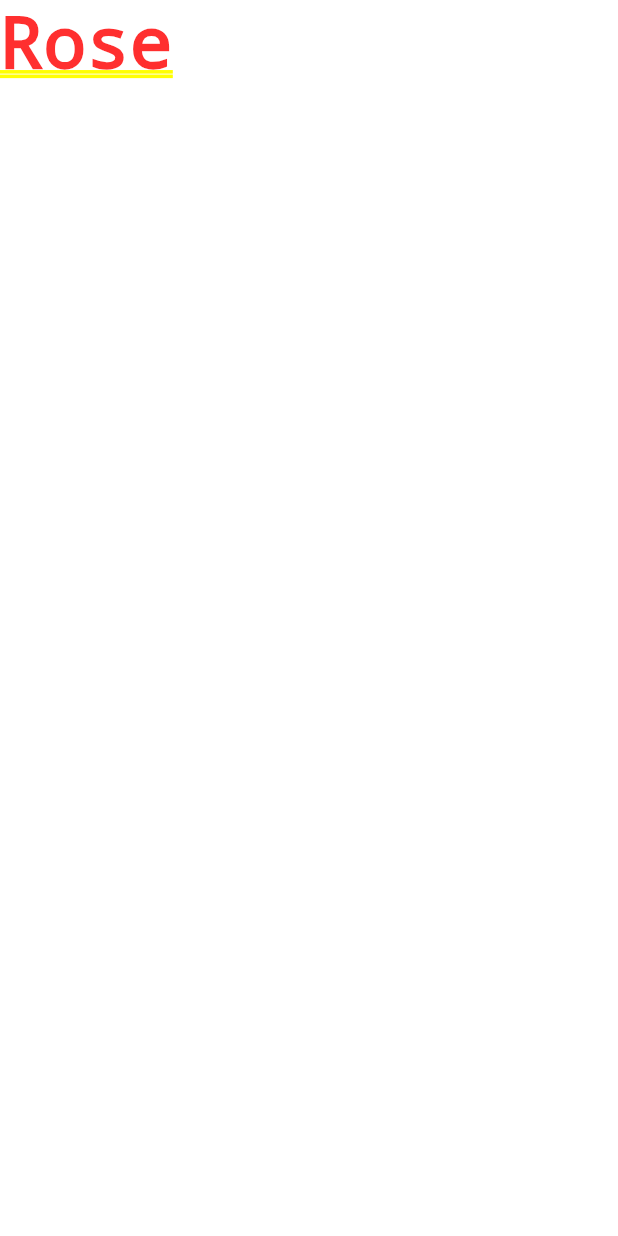
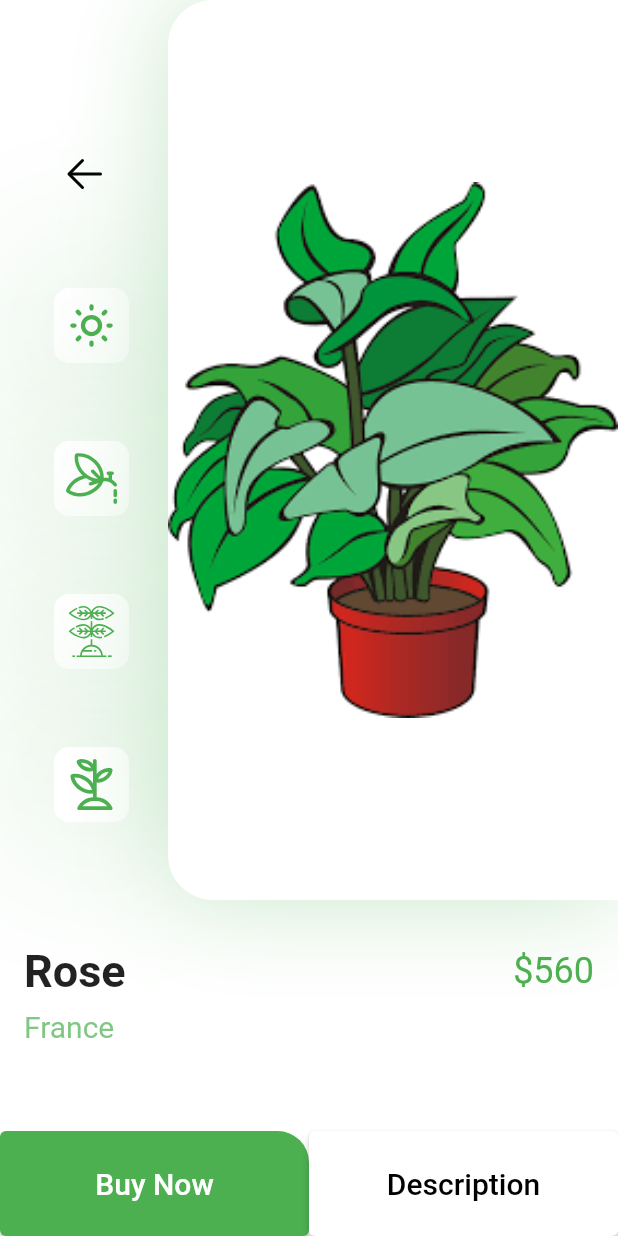
Before and after one commit to biswabikas/plantapp, a Flutter app: the screen it shows after launch, after a tap on "Rose", on a phone screen of 412 x 824 dp. Run offline on Flutter 3.47's test engine with Material 2 defaults, Android fonts, the phone set to English and light mode, and no system bars; our stand-ins replace flutter_svg.

Commit message:
add:plant app ui

```diff
--- a/lib/detailsscreen.dart
+++ b/lib/detailsscreen.dart
@@ -1,10 +1,155 @@
 import 'package:flutter/material.dart';
+import 'package:flutter_svg/flutter_svg.dart';
+import 'package:plant_app/iconcard.dart';
 
 class DetailsScreen extends StatelessWidget {
-  const DetailsScreen({super.key, required this.name});
+  const DetailsScreen(
+      {super.key,
+      required this.name,
+      required this.image,
+      required this.country,
+      required this.price});
   final String name;
+  final String image;
+  final String country;
+  final String price;
   @override
   Widget build(BuildContext context) {
-    return Text(name);
+    return Scaffold(
+      backgroundColor: Colors.white,
+      bottomNavigationBar: Padding(
+        padding: const EdgeInsets.only(top: 60),
+        child: Row(
+          mainAxisAlignment: MainAxisAlignment.start,
+          children: [
+            Expanded(
+              child: Container(
+                height: 70,
+                decoration: BoxDecoration(
+                  borderRadius: BorderRadius.only(
+                    topRight: Radius.circular(21),
+                  ),
+                ),
+                child: ClipRRect(
+                  borderRadius: BorderRadius.only(
+                    topRight: Radius.circular(21),
+                  ),
+                  child: ElevatedButton(
+                    onPressed: () {},
+                    child: Text(
+                      'Buy Now',
+                      style: TextStyle(color: Colors.white, fontSize: 20),
+                    ),
+                  ),
+                ),
+              ),
+            ),
+            Expanded(
+              child: Container(
+                height: 70,
+                decoration: BoxDecoration(
+                  color: Colors.white,
+                ),
+                child: ElevatedButton(
+                  style: ElevatedButton.styleFrom(
+                    backgroundColor: Colors.white,
+                  ),
+                  onPressed: () {},
+                  child: Text(
+                    'Description',
+                    style: TextStyle(color: Colors.black, fontSize: 20),
+                  ),
+                ),
+              ),
+            ),
+          ],
+        ),
+      ),
+      body: SingleChildScrollView(
+        child: Column(
+          children: [
+            Row(
+              crossAxisAlignment: CrossAxisAlignment.start,
+              children: [
+                Expanded(
+                  child: Container(
+                    height: 600,
+                    //color: Colors.red,
+                    child: Column(
+                      mainAxisAlignment: MainAxisAlignment.spaceEvenly,
+                      children: [
+                        Padding(
+                          padding: const EdgeInsets.only(top: 40),
+                          child: Container(
+                            child: IconButton(
+                                onPressed: () {
+                                  Navigator.pop(context);
+                                },
+                                icon:
+                                    SvgPicture.asset('assets/icons/back.svg')),
+                          ),
+                        ),
+                        IconCrad(icon: 'assets/icons/sun.svg'),
+                        IconCrad(icon: 'assets/icons/waterleaf.svg'),
+                        IconCrad(icon: 'assets/icons/icon.svg'),
+                        IconCrad(icon: 'assets/icons/leaf.svg')
+                      ],
+                    ),
+                  ),
+                ),
+                Container(
+                  height: 600,
+                  width: 300,
+                  decoration: BoxDecoration(
+                      color: Colors.white,
+                      borderRadius: BorderRadius.only(
+                        topLeft: Radius.circular(30),
+                        bottomLeft: Radius.circular(30),
+                      ),
+                      image: DecorationImage(
+                          image: AssetImage(image), fit: BoxFit.contain),
+                      boxShadow: [
+                        BoxShadow(
+                            blurRadius: 60,
+                            color: Colors.green.withOpacity(0.3))
+                      ]),
+                )
+              ],
+            ),
+            Padding(
+              padding: const EdgeInsets.only(top: 30, left: 16, right: 16),
+              child: Column(
+                crossAxisAlignment: CrossAxisAlignment.start,
+                children: [
+                  Row(
+                    crossAxisAlignment: CrossAxisAlignment.center,
+                    children: [
+                      Text(
+                        name,
+                        style: TextStyle(
+                            fontSize: 30, fontWeight: FontWeight.bold),
+                      ),
+                      Spacer(),
+                      Text(
+                        price,
+                        style: TextStyle(color: Colors.green, fontSize: 24),
+                      ),
+                    ],
+                  ),
+                  SizedBox(
+                    height: 8,
+                  ),
+                  Text(
+                    country,
+                    style: TextStyle(
+                        fontSize: 20, color: Colors.green.withOpacity(0.7)),
+                  ),
+                ],
+              ),
+            ),
+          ],
+        ),
+      ),
+    );
   }
 }
--- a/lib/home_screen.dart
+++ b/lib/home_screen.dart
@@ -147,8 +147,15 @@ class Homescreen extends StatelessWidget {
                                   context,
                                   MaterialPageRoute(
                                     builder: (context) => DetailsScreen(
-                                        name: listFlower.arrflowers[index]
-                                            ['name']),
+                                      name: listFlower.arrflowers[index]
+                                          ['name'],
+                                      image: listFlower.arrflowers[index]
+                                          ['image'],
+                                      country: listFlower.arrflowers[index]
+                                          ['country'],
+                                      price: listFlower.arrflowers[index]
+                                          ['price'],
+                                    ),
                                   ));
                             },
                           );
--- /dev/null
+++ b/lib/iconcard.dart
@@ -0,0 +1,37 @@
+import 'package:flutter/material.dart';
+import 'package:flutter_svg/flutter_svg.dart';
+
+class IconCrad extends StatelessWidget {
+  const IconCrad({super.key, required this.icon});
+  final String icon;
+
+  @override
+  Widget build(BuildContext context) {
+    return Padding(
+      padding: const EdgeInsets.only(left: 10),
+      child: Container(
+        height: 50,
+        width: 50,
+        decoration: BoxDecoration(
+          color: Colors.white,
+          borderRadius: BorderRadius.circular(10),
+          boxShadow: [
+            BoxShadow(
+              blurRadius: 100,
+              color: Colors.green.withOpacity(0.6),
+            )
+          ],
+        ),
+        child: IconButton(
+          onPressed: () {},
+          icon: SvgPicture.asset(
+            icon,
+            color: Colors.green,
+            height: 40,
+            fit: BoxFit.fill,
+          ),
+        ),
+      ),
+    );
+  }
+}
--- a/lib/list_details.dart
+++ b/lib/list_details.dart
@@ -4,25 +4,25 @@ class Listflowers {
       'image': 'assets/images/download.png',
       'name': 'Samantha',
       'country': 'Russia',
-      'price': '440',
+      'price': '\$440',
     },
     <String, dynamic>{
       'image': 'assets/images/download.png',
       'name': 'Lily',
       'country': 'India',
-      'price': '450',
+      'price': '\$450',
     },
     <String, dynamic>{
       'image': 'assets/images/download.png',
       'name': 'Rose',
       'country': 'France',
-      'price': '560',
+      'price': '\$560',
     },
     <String, dynamic>{
       'image': 'assets/images/download.png',
-      'name': 'Sunflower jygvhgh',
+      'name': 'Sunflower',
       'country': 'Australia',
-      'price': '560',
+      'price': '\$560',
     },
   ];
 }
```
Also changed, not shown: assets/icons/back.svg (added), assets/icons/icon.svg (added), assets/icons/leaf.svg (added), assets/icons/sun.svg (added), assets/icons/waterleaf.svg (added).
